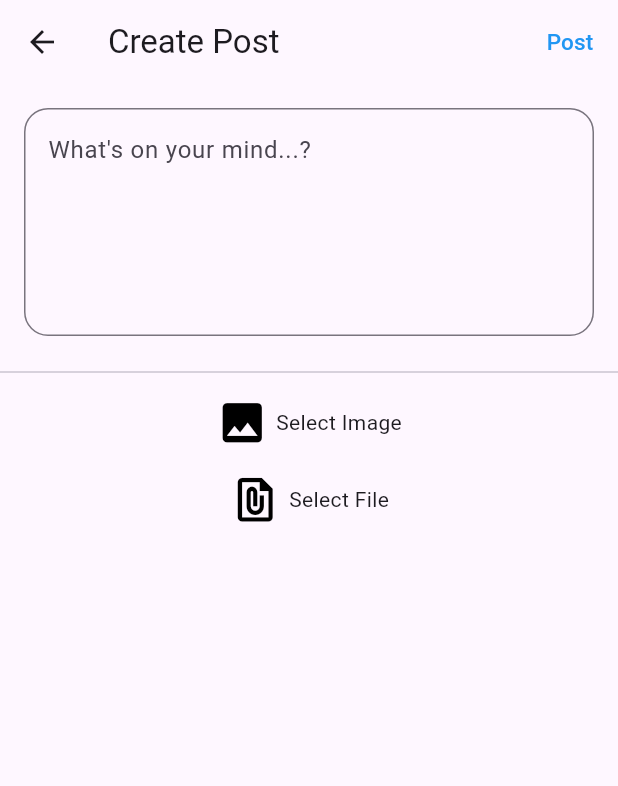
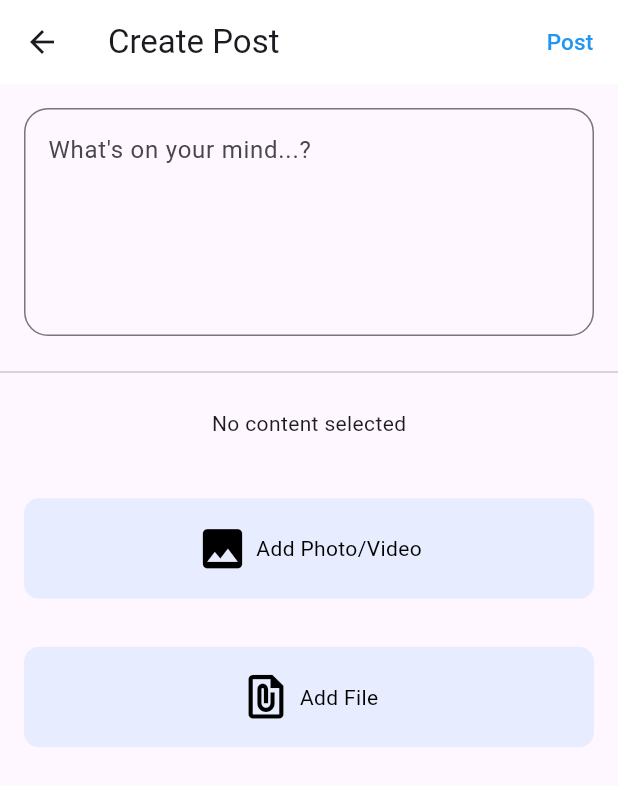
Before and after one commit to Pankaj09997/Agro-Tech-Hub, a Flutter app: the PostPage screen opened directly, after a tap on "Post", on a phone screen of 412 x 824 dp. Shown: the top 786 px of the screen. Run offline on Flutter 3.47's test engine with Material 3 defaults, Android fonts, the phone set to English and light mode, and no system bars; drawn by our look-alikes of modal_progress_hud_nsn; our stand-ins replace file_picker, image_picker, shared_preferences; accounts and stored records are empty.

Commit message:
photo post file uploadation

```diff
--- a/lib/screen/postpage.dart
+++ b/lib/screen/postpage.dart
@@ -1,11 +1,11 @@
+import 'dart:convert';
 import 'dart:io';
 
+import 'package:agrotech_app/api.dart';
 import 'package:flutter/material.dart';
-import 'package:file_picker/file_picker.dart';
-import 'package:agrotech_app/api.dart';
 import 'package:image_picker/image_picker.dart';
 import 'package:modal_progress_hud_nsn/modal_progress_hud_nsn.dart';
-import 'package:http/http.dart' as http;
+import 'package:file_picker/file_picker.dart';
 
 class PostPage extends StatefulWidget {
   const PostPage({Key? key}) : super(key: key);
@@ -15,42 +15,93 @@ class PostPage extends StatefulWidget {
 }
 
 class _PostPageState extends State<PostPage> {
-  File? selectedImage;
-  File? image;
-  File? _image;
-  File? selectedFile;
-  TextEditingController postController = TextEditingController();
+  File? _selectedImage;
+  File? _selectedFile;
+  final TextEditingController postController = TextEditingController();
+  final ImagePicker _picker = ImagePicker();
+  bool _showSpinner = false;
 
-  final ImagePicker _picker = ImagePicker();
-  bool showSpinner = false;
-
-  Future<void> getImage() async {
-    final PickedFile =
-        await _picker.pickImage(source: ImageSource.gallery, imageQuality: 80);
-    if (PickedFile != null) {
-      image = File(PickedFile.path);
+  Future<void> _pickImage() async {
+    final pickedFile = await _picker.pickImage(
+      source: ImageSource.gallery,
+      imageQuality: 80,
+    );
+    if (pickedFile != null) {
       setState(() {
-        _image = image;
+        _selectedImage = File(pickedFile.path);
+        _selectedFile = null;
       });
     } else {
       print("No Image Selected");
     }
   }
 
-  Future<void> uploadImage() async {
-    if (_image != null) {
-      await ApiService().postFunction(postController.text, _image!, null);
-    } else if (selectedFile != null) {
-      await ApiService().postFunction(postController.text, null, selectedFile!);
+  Future<void> _pickFile() async {
+    FilePickerResult? result = await FilePicker.platform.pickFiles();
+    if (result != null) {
+      setState(() {
+        _selectedFile = File(result.files.single.path!);
+        _selectedImage = null;
+      });
+    }
+  }
+
+  Future<void> _uploadPost() async {
+    setState(() {
+      _showSpinner = true;
+    });
+
+    try {
+      String postText = postController.text;
+      var response;
+
+      if (_selectedImage != null && _selectedFile != null) {
+        response = await ApiService().postFunction(
+          postText,
+          _selectedImage,
+          _selectedFile,
+        );
+      } else if (_selectedImage != null) {
+        response = await ApiService().postFunction(
+          postText,
+          _selectedImage,
+          null,
+        );
+      } else if (_selectedFile != null) {
+        response = await ApiService().postFunction(
+          postText,
+          null,
+          _selectedFile,
+        );
+      } else if (postText.isNotEmpty) {
+        response = await ApiService().postFunction(
+          postText,
+          null,
+          null,
+        );
       } else {
-      await ApiService().postFunction(postController.text, null, null);
+        print('No content to post');
+        return;
+      }
+
+      if (response['status'] == 'success') {
+        print('Post uploaded successfully');
+      } else {
+        print('Failed to upload post: ${response['message']}');
+      }
+    } catch (error) {
+      print('Error: $error');
+    } finally {
+      setState(() {
+        _showSpinner = false;
+      });
     }
   }
 
   @override
   Widget build(BuildContext context) {
     return ModalProgressHUD(
-      inAsyncCall: showSpinner,
+      inAsyncCall: _showSpinner,
       child: Scaffold(
         appBar: AppBar(
           title: Text('Create Post'),
@@ -63,6 +114,8 @@ class _PostPageState extends State<PostPage> {
               ),
             )
           ],
+          backgroundColor: Colors.white,
+          elevation: 0,
         ),
         body: Column(
           crossAxisAlignment: CrossAxisAlignment.stretch,
@@ -77,48 +130,39 @@ class _PostPageState extends State<PostPage> {
                   border: OutlineInputBorder(
                     borderRadius: BorderRadius.circular(16),
                   ),
+                  focusedBorder: OutlineInputBorder(
+                    borderRadius: BorderRadius.circular(16),
+                    borderSide: BorderSide(color: Colors.black, width: 2),
+                  ),
                 ),
               ),
             ),
             Divider(),
+            _buildPreviewSection(),
             SizedBox(height: MediaQuery.of(context).size.height * 0.01),
             Column(
               mainAxisAlignment: MainAxisAlignment.spaceEvenly,
               children: [
-                ActionButton(
+                Padding(
+                  padding: const EdgeInsets.all(16.0),
+                  child: ActionButton(
                     icon: Icons.photo,
                     color: Colors.black,
-                  label: "Select Image",
-                  onTap: () async {
-                    await getImage();
-                    setState(() {
-                      showSpinner = true;
-                    });
-                    await uploadImage();
-                    setState(() {
-                      showSpinner = false;
-                    });
+                    label: "Add Photo/Video",
+                    onTap: () {
+                      _pickImage();
+
                     },
                   ),
-                SizedBox(height: MediaQuery.of(context).size.height * 0.02),
-                ActionButton(
+                ),
+                Padding(
+                  padding: const EdgeInsets.all(16.0),
+                  child: ActionButton(
                     icon: Icons.file_present,
                     color: Colors.black,
-                  label: "Select File",
-                  onTap: () async {
-                    FilePickerResult? result =
-                        await FilePicker.platform.pickFiles();
-                    if (result != null) {
-                      selectedFile = File(result.files.single.path!);
-                      setState(() {
-                        showSpinner = true;
-                      });
-                      await uploadImage();
-                      setState(() {
-                        showSpinner = false;
-                      });
-                    }
-                  },
+                    label: "Add File",
+                    onTap: _pickFile,
+                  ),
                 ),
               ],
             ),
@@ -128,41 +172,41 @@ class _PostPageState extends State<PostPage> {
     );
   }
 
-  void _uploadPost() {
-    String postText = postController.text;
-
-    if (_image != null) {
-      ApiService().postFunction(postText, _image!, null).then((response) {
-        // Handle response
-        print('Image post uploaded');
-        // Optionally, navigate to another page or show a success message
-      }).catchError((error) {
-        // Handle error
-        print('Failed to upload image post: $error');
-      });
-    }
-
-    if (selectedFile != null) {
-      ApiService().postFunction(postText, null, selectedFile!).then((response) {
-        // Handle response
-        print('File post uploaded');
-        // Optionally, navigate to another page or show a success message
-      }).catchError((error) {
-        // Handle error
-        print('Failed to upload file post: $error');
-      });
-    }
-
-    if (_image == null && selectedFile == null) {
-      ApiService().postFunction(postText, null, null).then((response) {
-        // Handle response
-        print('Text post uploaded');
-        // Optionally, navigate to another page or show a success message
-      }).catchError((error) {
-        // Handle error
-        print('Failed to upload text post: $error');
-      });
-    }
+  Widget _buildPreviewSection() {
+    return Padding(
+      padding: const EdgeInsets.all(16.0),
+      child: Column(
+        children: [
+          if (_selectedImage != null)
+            Container(
+              decoration: BoxDecoration(
+                borderRadius: BorderRadius.circular(10),
+                color: Colors.grey[200], // Light grey background color
+              ),
+              child: ClipRRect(
+                borderRadius: BorderRadius.circular(10),
+                child: Image.file(
+                  _selectedImage!,
+                  fit: BoxFit.cover,
+                  height: 200, // Adjust the height as needed
+                ),
+              ),
+            ),
+          if (_selectedFile != null)
+            Column(
+              children: [
+                Icon(Icons.insert_drive_file, size: 50),
+                SizedBox(height: 10),
+                Text('Selected File: ${_selectedFile!.path.split('/').last}'),
+              ],
+            ),
+          if (_selectedImage == null &&
+              _selectedFile == null &&
+              postController.text.isEmpty)
+            Text('No content selected'),
+        ],
+      ),
+    );
   }
 }
 
@@ -183,6 +227,12 @@ class ActionButton extends StatelessWidget {
   Widget build(BuildContext context) {
     return InkWell(
       onTap: onTap,
+      child: Container(
+        padding: const EdgeInsets.all(16.0),
+        decoration: BoxDecoration(
+          borderRadius: BorderRadius.circular(10),
+          color: Colors.blue.withOpacity(0.1), // Light blue background color
+        ),
         child: Row(
           mainAxisAlignment: MainAxisAlignment.center,
           children: [
@@ -192,8 +242,12 @@ class ActionButton extends StatelessWidget {
               size: 35,
             ),
             SizedBox(width: 5),
-          Text(label),
+            Text(
+              label,
+              style: TextStyle(color: color),
+            ),
           ],
+        ),
       ),
     );
   }
--- a/lib/screen/signup.dart
+++ b/lib/screen/signup.dart
@@ -99,6 +99,7 @@ class _SignuppageState extends State<Signuppage> {
             Padding(
               padding: const EdgeInsets.all(8.0),
               child: Textfield(
+                obsecureText: false,
                 textEditingController: _namecontroller,
                 hintString: "Name",
               ),
@@ -114,6 +115,7 @@ class _SignuppageState extends State<Signuppage> {
             Padding(
               padding: const EdgeInsets.all(8.0),
               child: Textfield(
+                obsecureText: false,
                 regExp: RegExp(r'^[\w-\.]+@([\w-]+\.)+[\w-]{2,4}$'),
                 textEditingController: _emailcontroller,
                 hintString: "E-mail",
--- a/pubspec.yaml
+++ b/pubspec.yaml
@@ -39,6 +39,9 @@ dependencies:
   image_picker: ^1.0.8
   file_picker: ^8.0.0+1
   modal_progress_hud_nsn: ^0.5.1
+  flutter_secure_storage: ^9.2.2
+  shared_preferences: ^2.2.3
+  multi_image_picker_view: ^1.0.3
 
 dev_dependencies:
   flutter_test:
```
Also changed, not shown: lib/api.dart (+34 -11 lines), pubspec.lock, 6 other files. Lines whose indentation alone changed are shown as unchanged.
